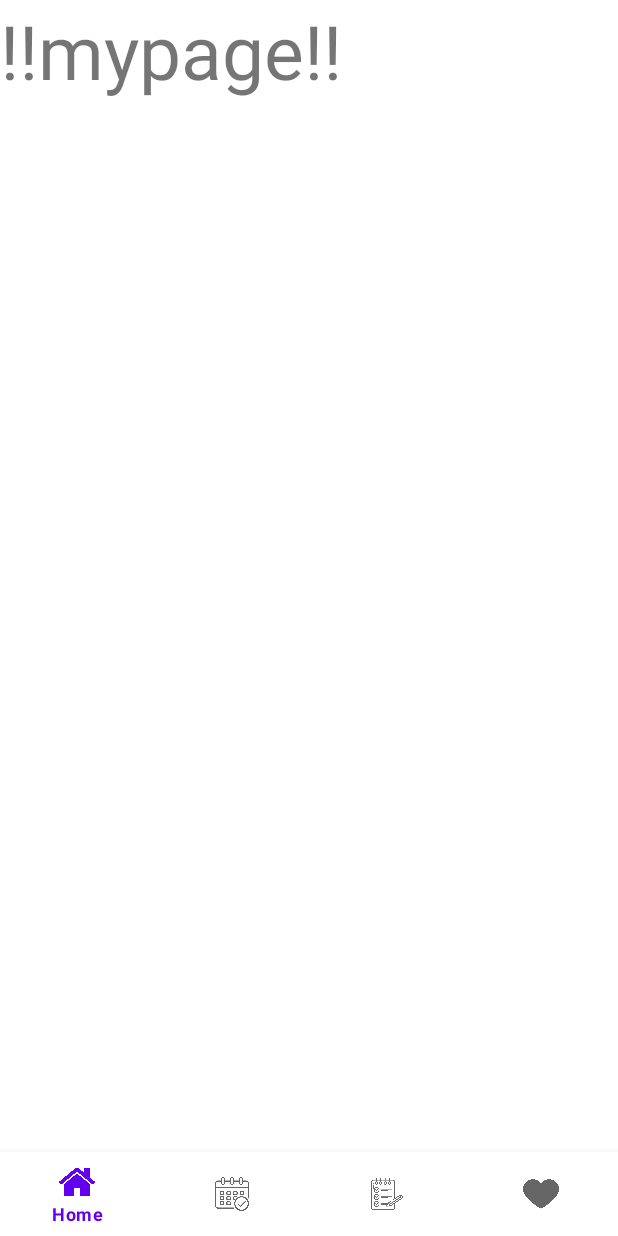
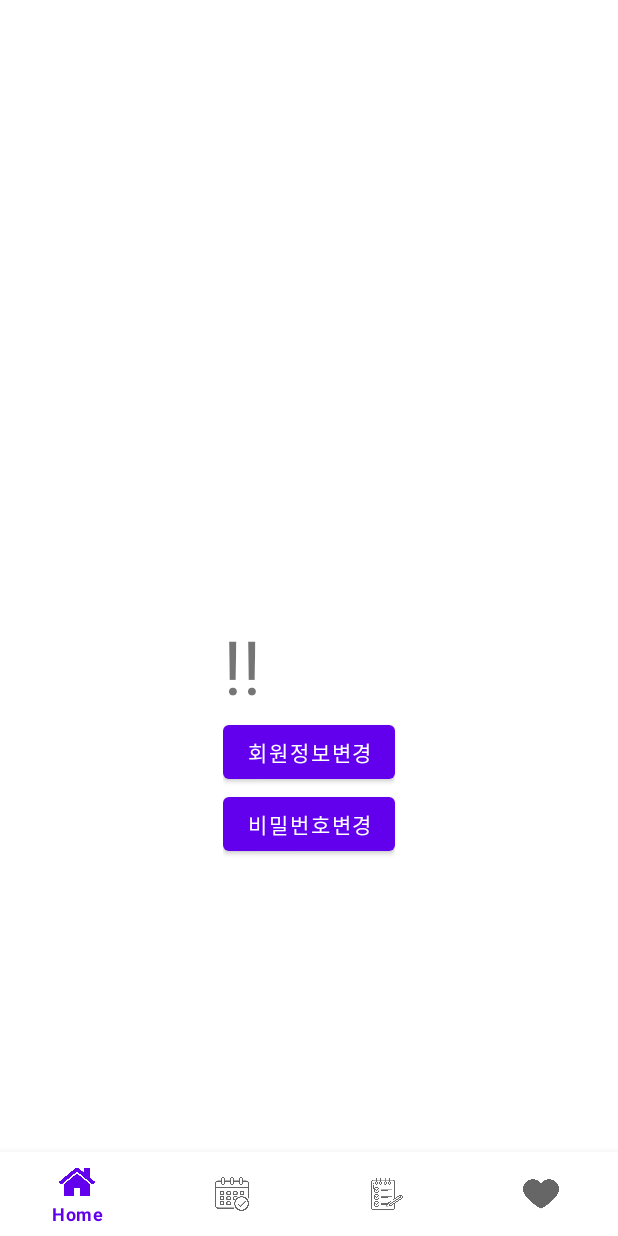
Before and after one commit to secleezy/CBNUworkout, an Android app: the fragment mainhome_mypage placed in its activity, on a phone screen of 412 x 824 dp. Run offline under Robolectric (Android 15) with nearby library versions, the phone set to English and light mode, and no system bars; our stand-ins replace Firebase (no records; nobody signed in at launch, a user with empty details on screens opened directly); 1 statement that could not run was skipped.

```diff
--- a/app/src/main/AndroidManifest.xml
+++ b/app/src/main/AndroidManifest.xml
@@ -16,6 +16,7 @@
         <activity android:name=".ChangePassword"/>
         <activity android:name=".record"/>
         <activity android:name=".MainActivity">
+
             <intent-filter>
                 <action android:name="android.intent.action.MAIN" />
                 <category android:name="android.intent.category.LAUNCHER" />
--- a/app/src/main/java/com/example/cbnugra/join.java
+++ b/app/src/main/java/com/example/cbnugra/join.java
@@ -74,7 +74,7 @@ public class join extends AppCompatActivity {
                                             String value2 = snapshot2.getValue(String.class);
 
                                             if(value2.equals(userpw)){
-
+                                                //홈으로 이동!!!!!!!!!!!!!!!!!!!!!!!!!!!!!!!!!!!!!!!!!!!!!!!!!!!!!!!!!!!!!!!11
                                                 Intent intent = new Intent(getApplicationContext(), mainhome.class);
                                                 intent.putExtra("user",userid);
                                                 startActivity(intent);
@@ -110,8 +110,9 @@ public class join extends AppCompatActivity {
 
             }
         });
+
+        //회원가입 버튼 클릭
         joinbuttton.setOnClickListener(new View.OnClickListener() {
-
             @Override
             public void onClick(View view) {
                 Intent intent = new Intent(getApplicationContext(), joinbuttonpage.class);
--- a/app/src/main/java/com/example/cbnugra/joinbuttonpage.java
+++ b/app/src/main/java/com/example/cbnugra/joinbuttonpage.java
@@ -30,6 +30,8 @@ import org.json.JSONObject;
 
 
 public class joinbuttonpage extends AppCompatActivity {
+    private FirebaseDatabase firebaseDatabase = FirebaseDatabase.getInstance();
+    private DatabaseReference databaseReference = firebaseDatabase.getReference();
     TextView textView;
 
     //회원가입 데이터베이스 연결코드
@@ -50,10 +52,6 @@ public class joinbuttonpage extends AppCompatActivity {
     Boolean trainer_get=false; //라디오 골랐어?
 
     Boolean id_check_success=false;
-
-    private FirebaseDatabase firebaseDatabase = FirebaseDatabase.getInstance();
-    private DatabaseReference databaseReference = firebaseDatabase.getReference();
-
 
     //스피너 배열 값
     String[] items={"선택안함","여자","남자" };
--- a/app/src/main/java/com/example/cbnugra/mainhome_home.java
+++ b/app/src/main/java/com/example/cbnugra/mainhome_home.java
@@ -109,11 +109,7 @@ public class mainhome_home extends Fragment {
 
     //값을 파이어베이스 Realtime database로 넘기는 함수
     public void addworkout(String ID, String time_log, String Year, String Month, String Day, String workoutname, String kcal) {
-
-
         userworkout userworkout = new userworkout(ID, time_log, Year, Month, Day, workoutname, kcal);
         databaseReference.child("workout").child(ID).child(time_log).setValue(userworkout);
-
-
     }
 }
--- a/app/src/main/java/com/example/cbnugra/mainhome_mypage.java
+++ b/app/src/main/java/com/example/cbnugra/mainhome_mypage.java
@@ -1,5 +1,6 @@
 package com.example.cbnugra;
 
+import android.content.Intent;
 import android.os.Bundle;
 
 import androidx.fragment.app.Fragment;
@@ -7,13 +8,17 @@ import androidx.fragment.app.Fragment;
 import android.view.LayoutInflater;
 import android.view.View;
 import android.view.ViewGroup;
+import android.widget.Button;
 import android.widget.TextView;
+import android.widget.Toast;
 
 public class mainhome_mypage extends Fragment {
 
     private View view;
     private TextView title;
     private String name;
+    private Button bt_changepassword;
+    private Button bt_changememberinfo;
 
     @Override
     public void onCreate(Bundle savedInstanceState) {
@@ -27,6 +32,9 @@ public class mainhome_mypage extends Fragment {
         view = inflater.inflate(R.layout.fragment_mainhome_mypage, container, false);
         title = view.findViewById(R.id.title);
 
+        bt_changememberinfo = view.findViewById(R.id.bt_changememberinfo);
+        bt_changepassword = view.findViewById(R.id.bt_changepassword);
+
         if (getArguments() != null)
         {
             name = getArguments().getString("name"); // 프래그먼트1에서 받아온 값 넣기
@@ -34,6 +42,25 @@ public class mainhome_mypage extends Fragment {
             //name이 id임. name이 id임.  name이 id임.  name이 id임.
         }
 
+        //운동기록 저장 클릭시
+        bt_changememberinfo.setOnClickListener(new View.OnClickListener() {
+            @Override
+            public void onClick(View v) {
+                Intent intent = new Intent(getActivity(), ChangeMemberinfo.class);
+                intent.putExtra("name",name);
+                startActivity(intent);
+            }
+        });
+
+        bt_changepassword.setOnClickListener(new View.OnClickListener() {
+            @Override
+            public void onClick(View v) {
+                Intent intent = new Intent(getActivity(), ChangePassword.class);
+                intent.putExtra("name",name);
+                startActivity(intent);
+            }
+        });
+
         return view;
     }
 }
--- a/app/src/main/java/com/example/cbnugra/userdb.java
+++ b/app/src/main/java/com/example/cbnugra/userdb.java
@@ -2,6 +2,7 @@ package com.example.cbnugra;
 
 //테이블이라고 생각하고, 테이블에 들어갈 속성값을 넣기
 //파이어베이스는 RDBMS와 다르기 때문에 테이블이라는 개념이 없음. 원래는 키값이라고 부름
+
 public class userdb {
 
     private String ID; // 아이디
--- a/app/src/main/res/layout/fragment_mainhome_mypage.xml
+++ b/app/src/main/res/layout/fragment_mainhome_mypage.xml
@@ -4,7 +4,12 @@
     android:layout_width="match_parent"
     android:layout_height="match_parent"
     tools:context=".mainhome_mypage">
-
+    <LinearLayout
+        android:layout_width="wrap_content"
+        android:layout_height="wrap_content"
+        android:layout_gravity="center"
+        android:layout_marginTop="80dp"
+        android:orientation="vertical">
     <!-- TODO: Update blank fragment layout -->
         <TextView
             android:id="@+id/title"
@@ -14,4 +19,17 @@
             android:layout_gravity="center"
             android:textSize="50dp" />
 
+        <Button
+            android:id="@+id/bt_changememberinfo"
+            android:layout_width="wrap_content"
+            android:layout_height="wrap_content"
+            android:text="회원정보변경" />
+
+
+        <Button
+            android:id="@+id/bt_changepassword"
+            android:layout_width="wrap_content"
+            android:layout_height="wrap_content"
+            android:text="비밀번호변경" />
+    </LinearLayout>
 </FrameLayout>
```
Also changed, not shown: app/src/main/java/com/example/cbnugra/ChangeMemberinfo.java (+12 -1 lines), app/src/main/java/com/example/cbnugra/ChangePassword.java (+91 -3 lines), app/src/main/java/com/example/cbnugra/changepw.java (added, +21 -0 lines). Lines whose indentation alone changed are shown as unchanged.
